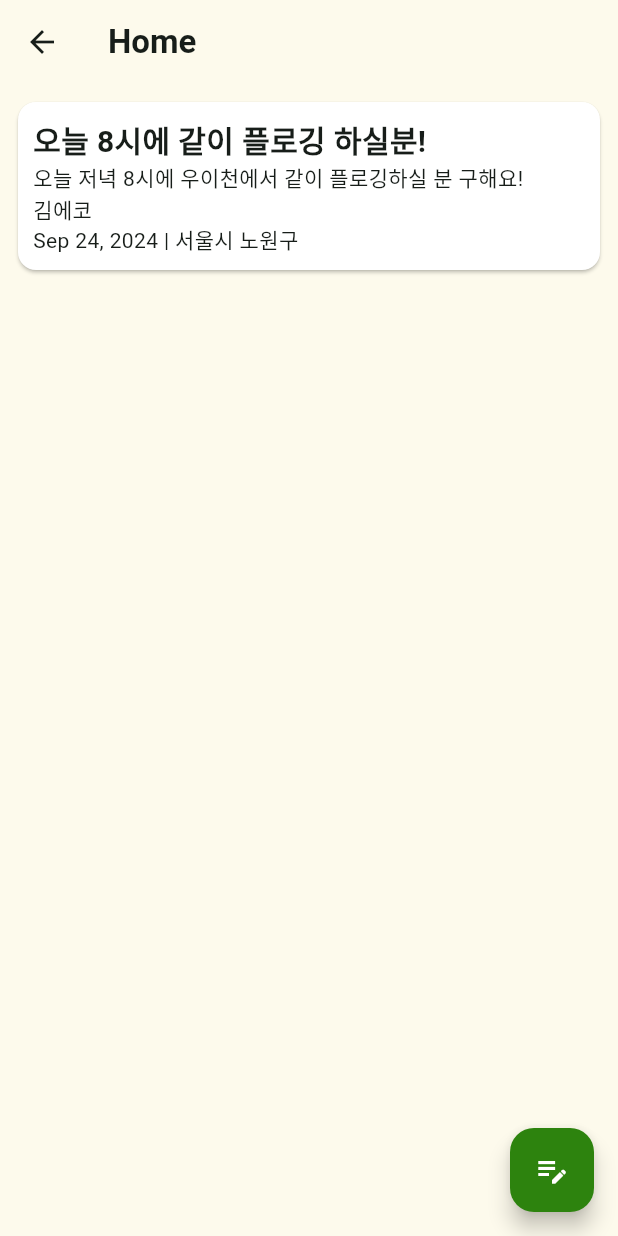
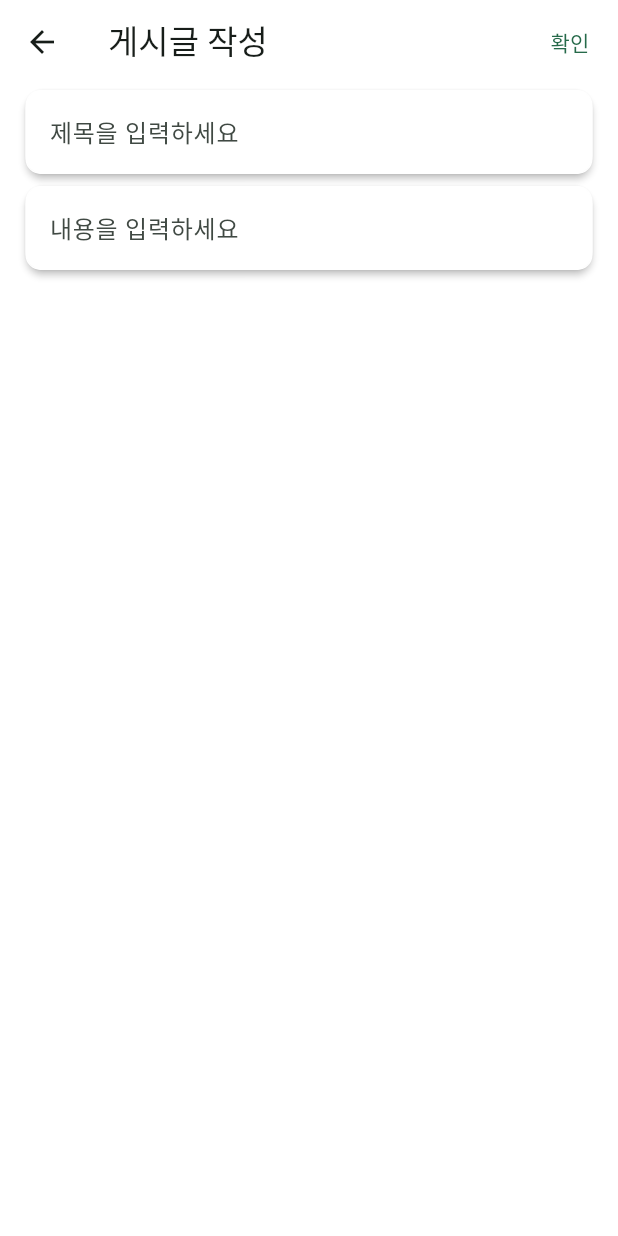
Before and after one commit to KW-EcoVision/ecovision-mobile, a Flutter app: the Home screen opened directly, after a tap on the "edit note" icon, on a phone screen of 412 x 824 dp. Run offline on Flutter 3.47's test engine with Material 3 defaults, Android fonts, the light colour scheme and no system bars; our stand-ins replace camera, geolocator, google_maps_flutter, location, stop_watch_timer; Roboto replaces fonts that are missing (NanumSquareNeo-bRg).

Commit message:
feat : 플로깅 커뮤니티 페이지 구현

```diff
--- a/lib/view/page/HomePage.dart
+++ b/lib/view/page/home/HomePage.dart
@@ -1,7 +1,8 @@
 import 'package:eco_vision/model/PostData.dart';
 import 'package:eco_vision/service/PostTest.dart';
 import 'package:eco_vision/view/const/EcoVisionColor.dart';
-import 'package:eco_vision/view/page/PostViewPage.dart';
+import 'package:eco_vision/view/page/home/PostViewPage.dart';
+import 'package:eco_vision/view/page/home/PostWritePage.dart';
 import 'package:flutter/material.dart';
 import 'package:intl/intl.dart';
 
@@ -98,7 +99,10 @@ class _HomeState extends State<Home> {
       ),
       floatingActionButton: FloatingActionButton(
         backgroundColor: EcoVisionColor.mainGreen,
-        onPressed: () {},
+        onPressed: () {
+          Navigator.push(context,
+              MaterialPageRoute(builder: (context) => PostWritePage()));
+        },
         child: const Icon(
           Icons.edit_note_outlined,
           color: Colors.white,
--- /dev/null
+++ b/lib/view/page/home/PostWritePage.dart
@@ -0,0 +1,61 @@
+import 'package:eco_vision/view/const/EcoVisionColor.dart';
+import 'package:eco_vision/view/widget/EcoTextField.dart';
+import 'package:flutter/material.dart';
+
+class PostWritePage extends StatefulWidget {
+  const PostWritePage({super.key});
+
+  @override
+  State<PostWritePage> createState() => _PostWritePageState();
+}
+
+class _PostWritePageState extends State<PostWritePage> {
+  @override
+  Widget build(BuildContext context) {
+    return Scaffold(
+      backgroundColor: Colors.white,
+      appBar: AppBar(
+        backgroundColor: Colors.white,
+        title: Text('게시글 작성'),
+        actions: [
+          TextButton(
+              onPressed: () {
+                Navigator.pop(context);
+              },
+              child: Text('확인'))
+        ],
+      ),
+      body: SafeArea(
+          child: Center(
+        child: Column(
+          crossAxisAlignment: CrossAxisAlignment.center,
+          children: [
+            EcoTextField(
+                labelText: '제목을 입력하세요',
+                width: MediaQuery.of(context).size.width - 26,
+                height: MediaQuery.of(context).size.height / 11,
+                enabledBorderColor: Colors.white,
+                focusedBorderColor: EcoVisionColor.neonGreen,
+                radius: 10,
+                isPassword: false,
+                onChanged: (value) {
+                  setState(() {});
+                }),
+            EcoTextField(
+                labelText: '내용을 입력하세요',
+                maxLine: 18,
+                width: MediaQuery.of(context).size.width - 26,
+                height: MediaQuery.of(context).size.height / 2,
+                enabledBorderColor: Colors.white,
+                focusedBorderColor: EcoVisionColor.neonGreen,
+                radius: 10,
+                isPassword: false,
+                onChanged: (value) {
+                  setState(() {});
+                }),
+          ],
+        ),
+      )),
+    );
+  }
+}
```
Also changed, not shown: lib/model/CommentData.dart (added, +8 -0 lines), lib/service/CommentTest.dart (added, +35 -0 lines), lib/view/page/home/PostViewPage.dart (added, +139 -0 lines).
